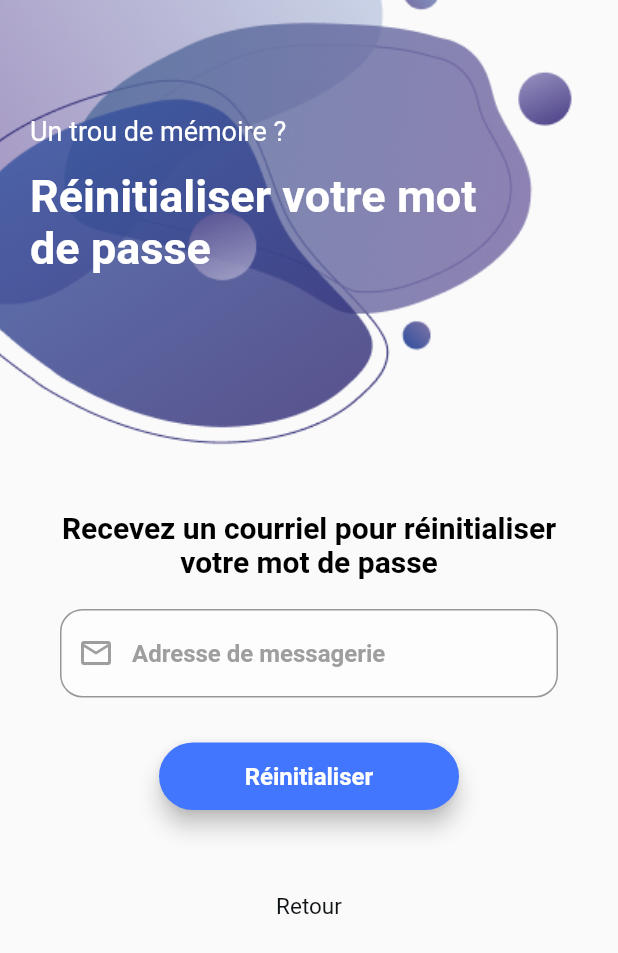
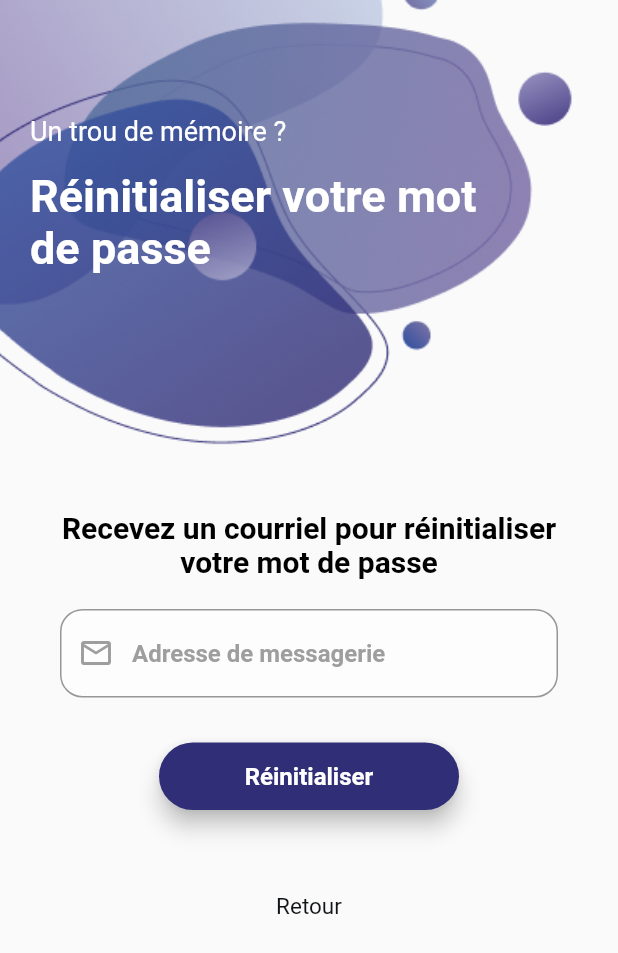
Before and after one commit to FrancisKOUAHO/scan.letsgo, a Flutter app: the ResetPassword screen opened directly, on a phone screen of 412 x 824 dp. Shown: the top 953 px of the screen. Run offline on Flutter 3.47's test engine with Material 2 defaults, Android fonts, the phone set to English and light mode, and no system bars; our stand-ins replace google_fonts, google_nav_bar, intro_slider, line_icons, shared_preferences; missing offline and left inert: qr_code_scanner; accounts and stored records are empty; network calls fail; Roboto replaces fonts that are missing (Late, Poppins).

Commit message:
add system

```diff
--- a/lib/theme/constants.dart
+++ b/lib/theme/constants.dart
@@ -1,6 +1,6 @@
 import 'package:flutter/material.dart';
 
-const kPrimaryColor =  Color(0xff4376FF);
+const kPrimaryColor = Color(0xFF302E76);
 const kSecondaryColor = Color(0xFFFE9901);
 const kContentColorLightTheme = Color(0xFF1D1D35);
 const kContentColorDarkTheme = Color(0xFFF5FCF9);
--- a/lib/theme/letsgo_theme.dart
+++ b/lib/theme/letsgo_theme.dart
@@ -4,7 +4,7 @@ import 'package:google_fonts/google_fonts.dart';
 class LetsGoTheme {
   LetsGoTheme._();
 
-  static Color main = const Color(0xff4376FF);
+  static Color main = const Color(0xFF302E76);
   static Color lightPurple = const Color(0xffDDE5FB);
   static Color second = const Color(0xffDDE5FB);
   static Color third = const Color(0xff4614a5);
--- a/lib/views/home/home_screen.dart
+++ b/lib/views/home/home_screen.dart
@@ -43,8 +43,8 @@ class _HomeScreenState extends State<HomeScreen> {
           begin: FractionalOffset.bottomLeft,
           end: FractionalOffset.topRight,
           colors: [
-            const Color(0xFF000000).withOpacity(0.98),
-            const Color(0xFF000000),
+            const Color(0xFF302E76).withOpacity(0.98),
+            const Color(0xFF302E76),
           ],
           stops: const [0.0, 1.0],
         ),
```
